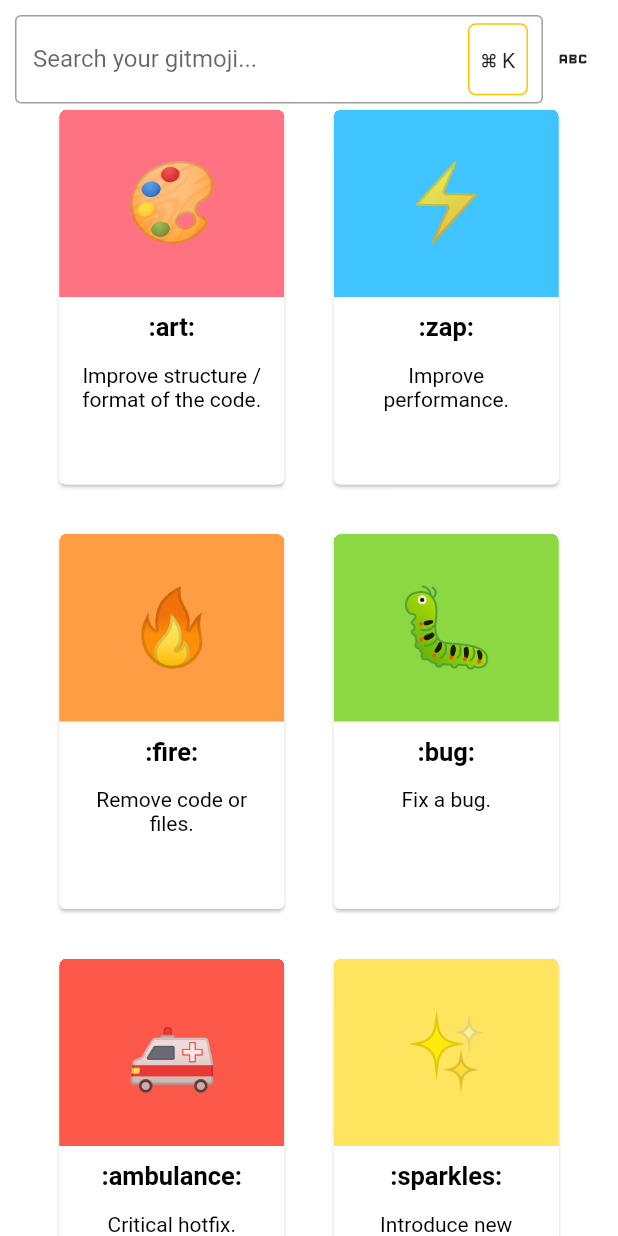
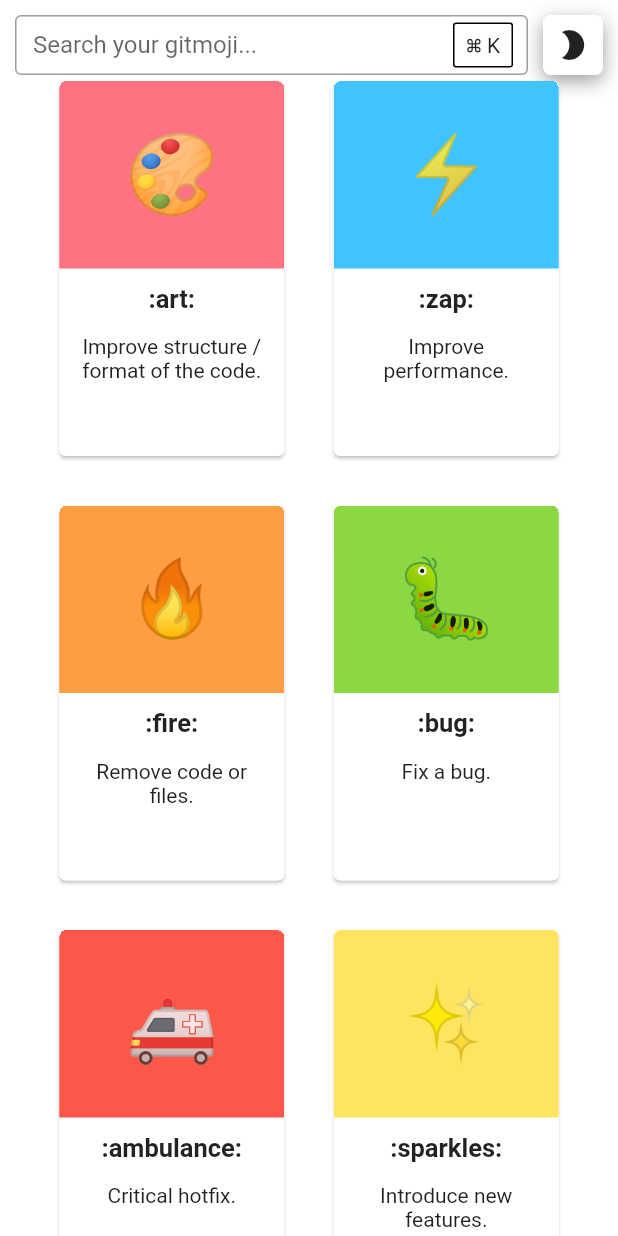
Before and after one commit to cgutierr-zgz/gitmoji_flutter, a Flutter app: the screen it shows after launch, on a phone screen of 412 x 824 dp. Run offline on Flutter 3.47's test engine with Material 2 defaults, Android fonts, the phone set to English and light mode, and no system bars; our stand-ins replace equatable, flutter_bloc, go_router, hydrated_bloc.

Commit message:
:construction: Readme updates test

```diff
--- a/example/lib/core/router.dart
+++ b/example/lib/core/router.dart
@@ -36,13 +36,3 @@ extension AppRoutesX on Gitmoji {
   void push(BuildContext context) => context.push(path);
   void replace(BuildContext context) => context.replace(path);
 }
-
-class GitmojiWidget extends StatelessWidget {
-  const GitmojiWidget(this.gitmoji, {super.key});
-  final Gitmoji gitmoji;
-
-  @override
-  Widget build(BuildContext context) {
-    return Container();
-  }
-}
--- a/example/lib/gitmojis/view/gitmojis_page.dart
+++ b/example/lib/gitmojis/view/gitmojis_page.dart
@@ -1,5 +1,6 @@
 import 'dart:math';
 
+import 'package:example/core/core.dart';
 import 'package:example/gitmojis/gitmojis.dart';
 import 'package:example/settings/settings.dart';
 import 'package:flutter/material.dart';
@@ -17,7 +18,9 @@ class _GitmojiPageState extends State<GitmojiPage> {
   late final ScrollController scrollController;
   late Color color;
 
-  Color getNewColor() => Gitmoji.all.map((e) => e.color).toList()[Random().nextInt(Gitmoji.all.length)];
+  Color getNewColor() => Gitmoji.all
+      .map((e) => e.color)
+      .toList()[Random().nextInt(Gitmoji.all.length)];
 
   @override
   void initState() {
@@ -34,6 +37,8 @@ class _GitmojiPageState extends State<GitmojiPage> {
 
   @override
   Widget build(BuildContext context) {
+    final isDark = context.isDark;
+
     return Scaffold(
       body: RawScrollbar(
         controller: scrollController,
@@ -50,27 +55,43 @@ class _GitmojiPageState extends State<GitmojiPage> {
                     Row(
                       children: [
                         Expanded(
+                          child: SizedBox(
+                            height: 40,
                             child: TextFormField(
                               decoration: InputDecoration(
                                 border: const OutlineInputBorder(),
                                 labelText: 'Search your gitmoji...',
-                              suffixIcon: Container(
+                                suffixIcon: AnimatedContainer(
+                                  duration: const Duration(milliseconds: 200),
                                   width: 40,
-                                margin: const EdgeInsets.only(right: 10),
+                                  margin: const EdgeInsets.only(
+                                    top: 5,
+                                    bottom: 5,
+                                    right: 10,
+                                  ),
                                   decoration: BoxDecoration(
-                                  border: Border.all(color: color),
-                                  borderRadius: BorderRadius.circular(5),
+                                    border: Border.all(
+                                      color: isDark
+                                          ? Colors.white54
+                                          : Colors.black,
+                                    ),
+                                    borderRadius: BorderRadius.circular(2),
                                   ),
                                   child: const Center(
-                                  child: Text('⌘ K', textAlign: TextAlign.center),
+                                    child: Text('⌘ K',
+                                        textAlign: TextAlign.center),
                                   ),
                                 ),
                               ),
                             ),
                           ),
+                        ),
+                        const SizedBox(width: 10),
                         Button(
-                          icon: Icons.abc,
-                          onTap: () => context.read<SettingsCubit>().toggleThemeMode(context),
+                          icon: isDark ? Icons.light_mode : Icons.mode_night,
+                          onTap: () => context
+                              .read<SettingsCubit>()
+                              .toggleThemeMode(context),
                         ),
                       ],
                     ),
--- a/example/lib/gitmojis/view/widgets/button.dart
+++ b/example/lib/gitmojis/view/widgets/button.dart
@@ -20,7 +20,14 @@ class Button extends StatelessWidget {
       child: Container(
         height: 40,
         width: 40,
-        color: isDark ? Colors.black : Colors.white,
+        decoration: BoxDecoration(
+          color: isDark ? Colors.black : Colors.white,
+          borderRadius: BorderRadius.circular(5),
+          boxShadow: const [
+            BoxShadow(
+                color: Colors.black38, blurRadius: 10, offset: Offset(0, 4)),
+          ],
+        ),
         child: Icon(icon),
       ),
     );
--- a/example/lib/gitmojis/view/widgets/gitmoji_widget.dart
+++ b/example/lib/gitmojis/view/widgets/gitmoji_widget.dart
@@ -71,9 +71,6 @@ class _GitmojiWidgetState extends State<GitmojiWidget> {
                           maxLines: 3,
                           overflow: TextOverflow.ellipsis,
                           textAlign: TextAlign.center,
-                          style: TextStyle(
-                            color: isDark ? Colors.white : Colors.black,
-                          ),
                         ),
                       ),
                     ],
@@ -133,15 +130,12 @@ class _GitmojiTextSelectorState extends State<_GitmojiTextSelector>
 
   @override
   Widget build(BuildContext context) {
-    final isDark = context.isDark;
-
     final text = Text(
       widget.gitmoji.code,
       textAlign: TextAlign.center,
-      style: TextStyle(
+      style: const TextStyle(
         fontSize: 17,
         fontWeight: FontWeight.bold,
-        color: isDark ? Colors.white : Colors.black,
       ),
     );
 
```
Also changed, not shown: assets/gitmoji.gif (added), assets/gitmoji_dark.gif (added), 1 other file. Lines whose indentation alone changed are shown as unchanged.
